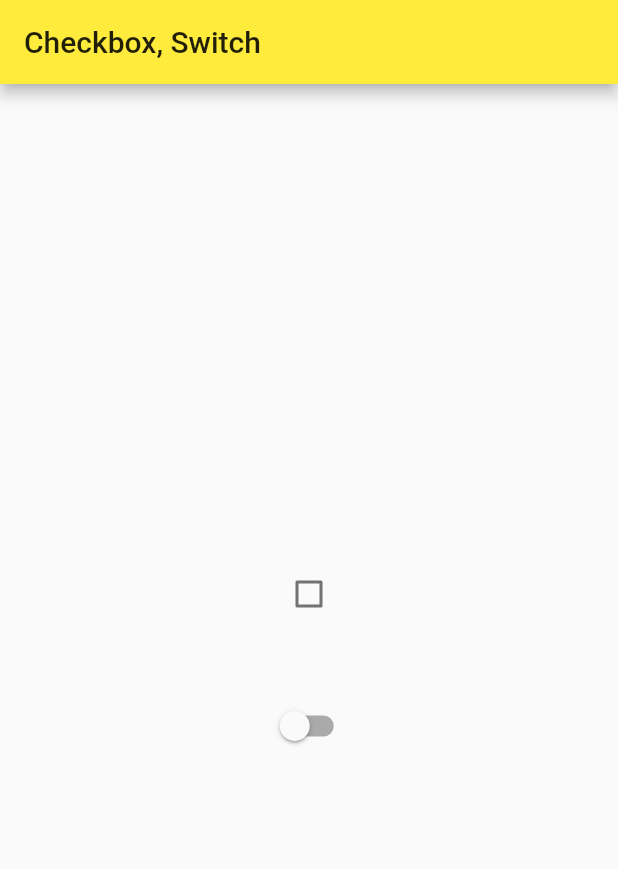
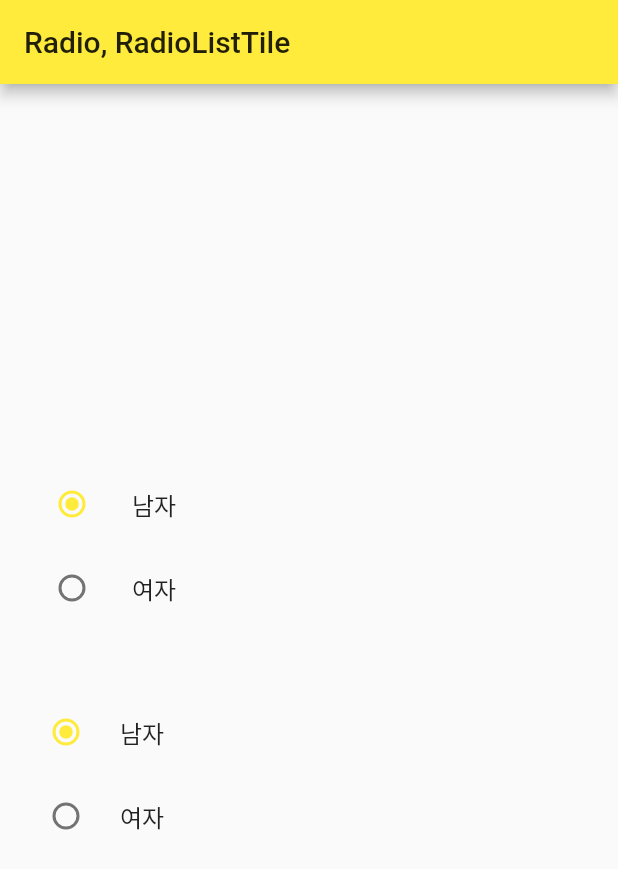
Before and after one commit to congcoding/flutter_survivalcoding, a Flutter app: the screen it shows after launch, on a phone screen of 412 x 824 dp. Shown: the top 869 px of the screen. Run offline on Flutter 3.47's test engine with Material 2 defaults, Android fonts, the phone set to English and light mode, and no system bars.

Commit message:
[FEAT] Chapter 5.1.3 (Radio, RadioListTile)

```diff
--- a/lib/main.dart
+++ b/lib/main.dart
@@ -20,40 +20,71 @@ class MyHomePage extends StatefulWidget {
   _MyHomePageState createState() => _MyHomePageState();
 }
 
+enum Gender { MAN, WOMEN}
+
 class _MyHomePageState extends State<MyHomePage> {
-  var _isChecked = false;
+  Gender _gender = Gender.MAN;
 
   @override
   Widget build(BuildContext context) {
     return Scaffold(
         appBar: AppBar(
-          title: Text('Checkbox, Switch'),
+          title: Text('Radio, RadioListTile'),
         ),
         body: Padding(
           padding: const EdgeInsets.all(8.0),
           child: Center(
             child: Column(
               mainAxisAlignment: MainAxisAlignment.center,
+              crossAxisAlignment: CrossAxisAlignment.center,
               children: <Widget>[
-                Checkbox(
-                  value: _isChecked,
-                  onChanged: (value) {
-                    setState(() {
-                      _isChecked = value;
-                    });
-                  },
+                ListTile(
+                  title: Text('남자'),
+                  leading: Radio(
+                    value: Gender.MAN,
+                    groupValue: _gender,
+                    onChanged: (value) {
+                      setState(() {
+                        _gender = value;
+                      });
+                    },
+                  ),
+                ),
+                ListTile(
+                  title: Text('여자'),
+                  leading: Radio(
+                    value: Gender.WOMEN,
+                    groupValue: _gender,
+                    onChanged: (value) {
+                      setState(() {
+                        _gender = value;
+                      });
+                    },
+                  ),
                 ),
                 SizedBox(
                   height: 40,
                 ),
-                Switch(
-                  value: _isChecked,
+                RadioListTile(
+                  title: Text('남자'),
+                  value: Gender.MAN,
+                  groupValue: _gender,
                   onChanged: (value) {
                     setState(() {
-                      _isChecked = value;
+                      _gender = value;
                     });
-                  }
-                )
+                  },
+                ),
+                RadioListTile(
+                  title: Text('여자'),
+                  value: Gender.WOMEN,
+                  groupValue: _gender,
+                  onChanged: (value) {
+                    setState(() {
+                      _gender = value;
+                    });
+                  },
+                ),
               ]
             )
           )
```
